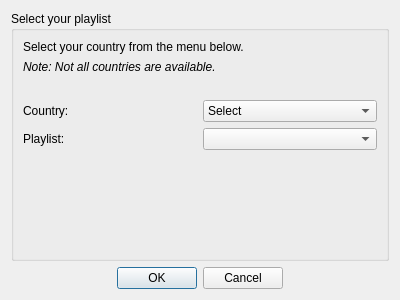
First picture: the form in src/ui/playlist/PlaylistImportWeb.ui, repository ntadej/tano, before the edit.
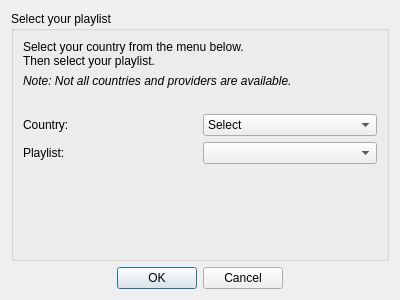
Second picture: the form after the edit. Icons and pictures are not drawn.

Commit message: Separated M3UHandler with new PlaylistHandler

What changed in the file:
```diff
--- a/src/ui/playlist/PlaylistImportWeb.ui
+++ b/src/ui/playlist/PlaylistImportWeb.ui
@@ -48,14 +48,15 @@
       <item row="0" column="0" colspan="2">
        <widget class="QLabel" name="labelInfo">
         <property name="text">
-         <string>Select your country from the menu below.</string>
+         <string>Select your country from the menu below.
+Then select your playlist.</string>
         </property>
        </widget>
       </item>
       <item row="1" column="0" colspan="2">
        <widget class="QLabel" name="labelNote">
         <property name="text">
-         <string>&lt;i&gt;Note: Not all countries are available.&lt;/i&gt;</string>
+         <string>&lt;i&gt;Note: Not all countries and providers are available.&lt;/i&gt;</string>
         </property>
        </widget>
       </item>
```
The commit also changes 12 other files.
